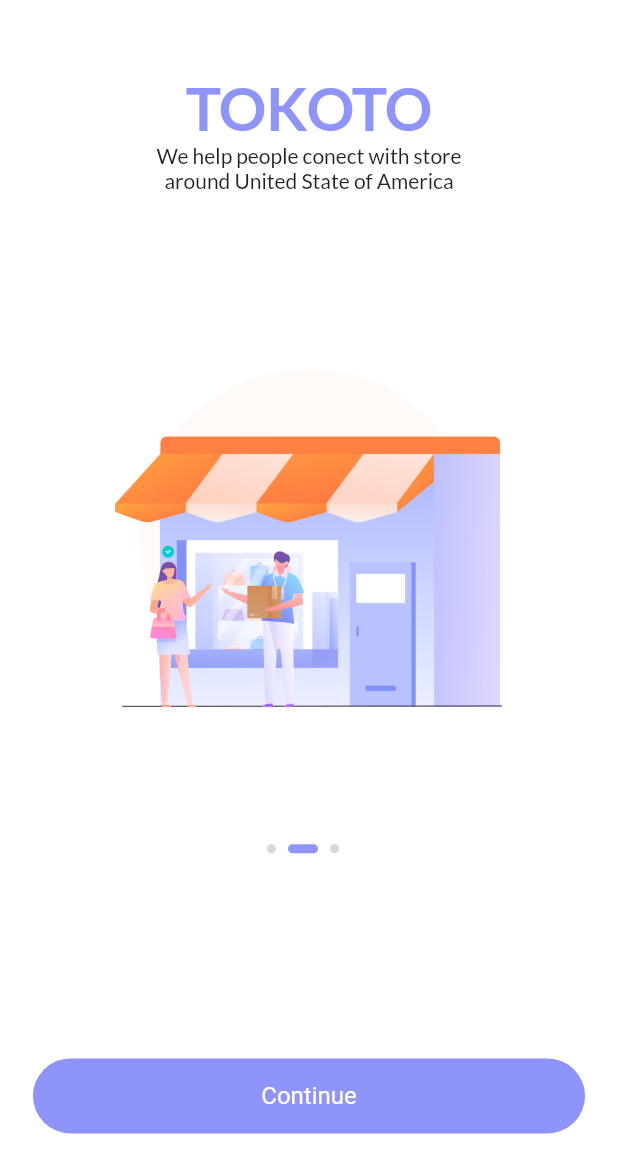
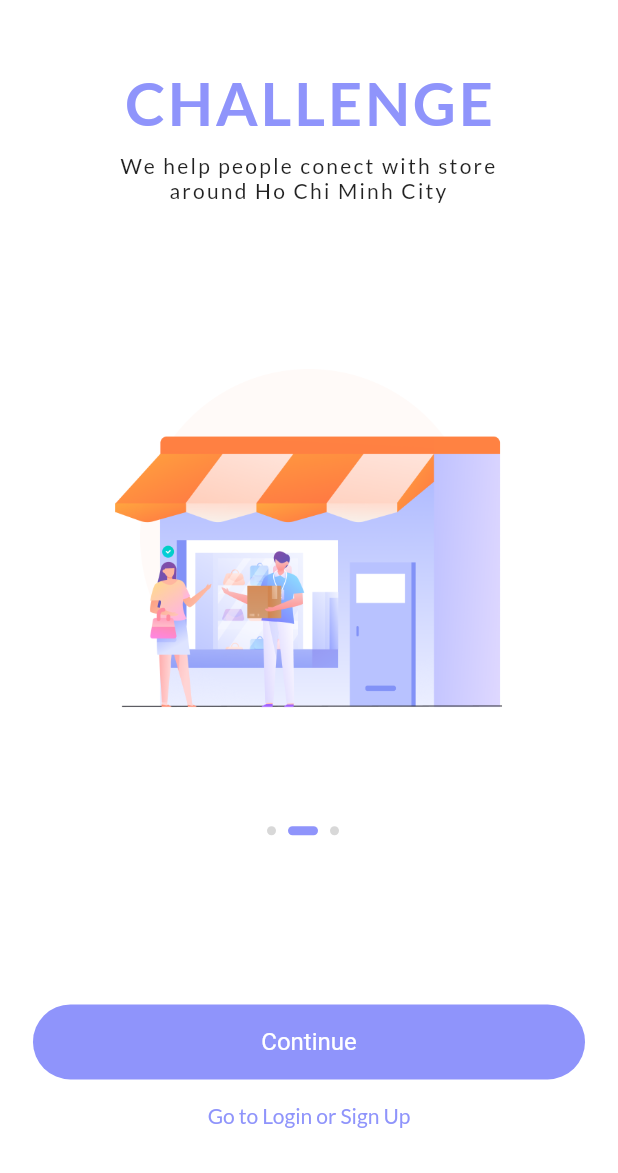
Before and after one commit to phamnguyenphu/flutter_shop_application, a Flutter app: the screen it shows after launch, swiped to page 2, on a phone screen of 412 x 824 dp. Shown: the top 1173 px of the screen. Run offline on Flutter 3.47's test engine with Material 2 defaults, Android fonts, the phone set to English and light mode, and no system bars; our stand-ins replace shared_preferences, sizer.

Commit message:
OneTime-SplashScreen
Xử lí logic: set chỉ chạy 1 lần đầu tiên khi app chạy

```diff
--- a/lib/main.dart
+++ b/lib/main.dart
@@ -10,13 +10,21 @@ import 'package:flutter_shop_application/screens/products_overview_screen.dart';
 import 'package:flutter_shop_application/screens/splash/splash_screen.dart';
 import 'package:flutter_shop_application/screens/user_product_screen.dart';
 import 'package:provider/provider.dart';
+import 'package:shared_preferences/shared_preferences.dart';
 import 'package:sizer/sizer.dart';
 import './screens/product_detail_screen.dart';
 import './providers/products.dart';
 import './providers/order.dart';
 import 'package:flutter/services.dart';
 
-void main() {
+int? initScreen;
+
+void main() async {
+  WidgetsFlutterBinding.ensureInitialized();
+  SharedPreferences preferences = await SharedPreferences.getInstance();
+  initScreen = await preferences.getInt('initScreen');
+  await preferences.setInt('initScreen', 1);
+
   runApp(MyApp());
   SystemChrome.setPreferredOrientations([
     DeviceOrientation.portraitDown,
@@ -34,15 +42,15 @@ class MyApp extends StatelessWidget {
         ),
         ChangeNotifierProxyProvider<Auth, Products>(
             create: (_) => Products(),
-          update: (_, auth, previousProducts) => previousProducts!..update(auth.token, auth.userId)
-        ),
+            update: (_, auth, previousProducts) =>
+                previousProducts!..update(auth.token, auth.userId)),
         ChangeNotifierProvider(
           create: (ctx) => Cart(),
         ),
         ChangeNotifierProxyProvider<Auth, Order>(
             create: (_) => Order(),
-          update: (_, auth, previousOrder) => previousOrder!..update(auth.token, auth.userId)
-        ),
+            update: (_, auth, previousOrder) =>
+                previousOrder!..update(auth.token, auth.userId)),
       ],
       child: Consumer<Auth>(
         builder: (ctx, auth, _) =>
@@ -83,7 +91,10 @@ class MyApp extends StatelessWidget {
                 centerTitle: true,
               ),
             ),
-            home: auth.isAuth
+            home: auth.isSplash
+                ? (initScreen == 0 || initScreen == null)
+                    ? SplashScreen()
+                    : auth.isAuth
                         ? Scaffold(
                             body: Stack(
                               children: [
@@ -92,7 +103,17 @@ class MyApp extends StatelessWidget {
                               ],
                             ),
                           )
-                : SplashScreen(),
+                        : AuthenScreen()
+                : auth.isAuth
+                    ? Scaffold(
+                        body: Stack(
+                          children: [
+                            DrawerScreen(),
+                            ProductsOverviewScreen(),
+                          ],
+                        ),
+                      )
+                    : AuthenScreen(),
             routes: {
               ProductsOverviewScreen.routeName: (ctx) =>
                   ProductsOverviewScreen(),
@@ -102,6 +123,7 @@ class MyApp extends StatelessWidget {
               OrderScreen.routeName: (ctx) => OrderScreen(),
               UserProductScreen.routeName: (ctx) => UserProductScreen(),
               EditProductScreen.routeName: (ctx) => EditProductScreen(),
+              SplashScreen.routeName: (ctx) => SplashScreen(),
             },
           );
         }),
--- a/lib/providers/auth.dart
+++ b/lib/providers/auth.dart
@@ -10,6 +10,7 @@ class Auth with ChangeNotifier {
   DateTime? _expiryDate;
   String? _userId;
   Timer? _authTimer;
+  bool splash = true;
 
   String? get token {
     if (_token != null &&
@@ -18,6 +19,10 @@ class Auth with ChangeNotifier {
       return _token;
     }
     return null;
+  }
+
+  bool get isSplash {
+    return splash == true;
   }
 
   bool get isAuth {
@@ -78,6 +83,11 @@ class Auth with ChangeNotifier {
     notifyListeners();
   }
 
+  void changeSplash(){
+    splash = false;
+    notifyListeners();
+  }
+
   void autoLogout() {
     if (_authTimer != null) {
       _authTimer!.cancel();
--- a/lib/screens/splash/components/body.dart
+++ b/lib/screens/splash/components/body.dart
@@ -1,6 +1,8 @@
 import 'package:flutter/material.dart';
+import 'package:flutter_shop_application/providers/auth.dart';
 import 'package:flutter_shop_application/screens/splash/components/size_config.dart';
 import 'package:flutter_shop_application/screens/splash/components/splashContent.dart';
+import 'package:provider/provider.dart';
 
 class Body extends StatefulWidget {
   @override
@@ -11,12 +13,11 @@ class _BodyState extends State<Body> {
   int currentPage = 0;
   List<Map<String, String>> splashData = [
     {
-      "text": "Welcome to Tokoto, Let’s shop!",
+      "text": "Welcome to Challenge, Let’s shop!",
       "image": "assets/images/splash_1.png"
     },
     {
-      "text":
-          "We help people conect with store \naround United State of America",
+      "text": "We help people conect with store \naround Ho Chi Minh City",
       "image": "assets/images/splash_2.png"
     },
     {
@@ -68,9 +69,9 @@ class _BodyState extends State<Body> {
                       height: 50,
                       child: TextButton(
                         child: Text('Continue'),
-
                         onPressed: () {
-                          Navigator.of(context).pushReplacementNamed('/auth-screen');
+                          Navigator.of(context)
+                              .pushNamed('/products-overview');
                         },
                         style: TextButton.styleFrom(
                           textStyle: TextStyle(fontSize: 16),
@@ -81,6 +82,13 @@ class _BodyState extends State<Body> {
                           ),
                         ),
                       ),
+                    ),
+                    FlatButton(
+                      onPressed: () {
+                        Provider.of<Auth>(context, listen: false).changeSplash();
+                      },
+                      child: Text('Go to Login or Sign Up'),
+                      textColor: Color.fromRGBO(143, 148, 251, 1),
                     ),
                     Spacer(),
                   ],
--- a/lib/screens/splash/components/splashContent.dart
+++ b/lib/screens/splash/components/splashContent.dart
@@ -15,16 +15,21 @@ class SplashContent extends StatelessWidget {
       children: <Widget>[
         Spacer(),
         Text(
-          "TOKOTO",
+          "CHALLENGE",
           style: TextStyle(
             fontSize: getProportionateScreenWidth(36),
             color: Color.fromRGBO(143, 148, 251, 1),
             fontWeight: FontWeight.bold,
+            letterSpacing: 2.0,
           ),
         ),
-        Text(
-          text!,
-          textAlign: TextAlign.center,
+        Padding(
+          padding: const EdgeInsets.only(top: 10.0),
+          child: Text(
+            text!,
+            textAlign: TextAlign.center,
+            style: TextStyle(letterSpacing: 1.5),
+          ),
         ),
         Spacer(flex: 2),
         Image.asset(
--- a/pubspec.yaml
+++ b/pubspec.yaml
@@ -27,6 +27,7 @@ dependencies:
   intl: ^0.17.0
   http: ^0.13.3
   sizer: ^2.0.15
+  shared_preferences: ^2.0.0
 
 
   # The following adds the Cupertino Icons font to your application.
```
Also changed, not shown: pubspec.lock. Lines whose indentation alone changed are shown as unchanged.
